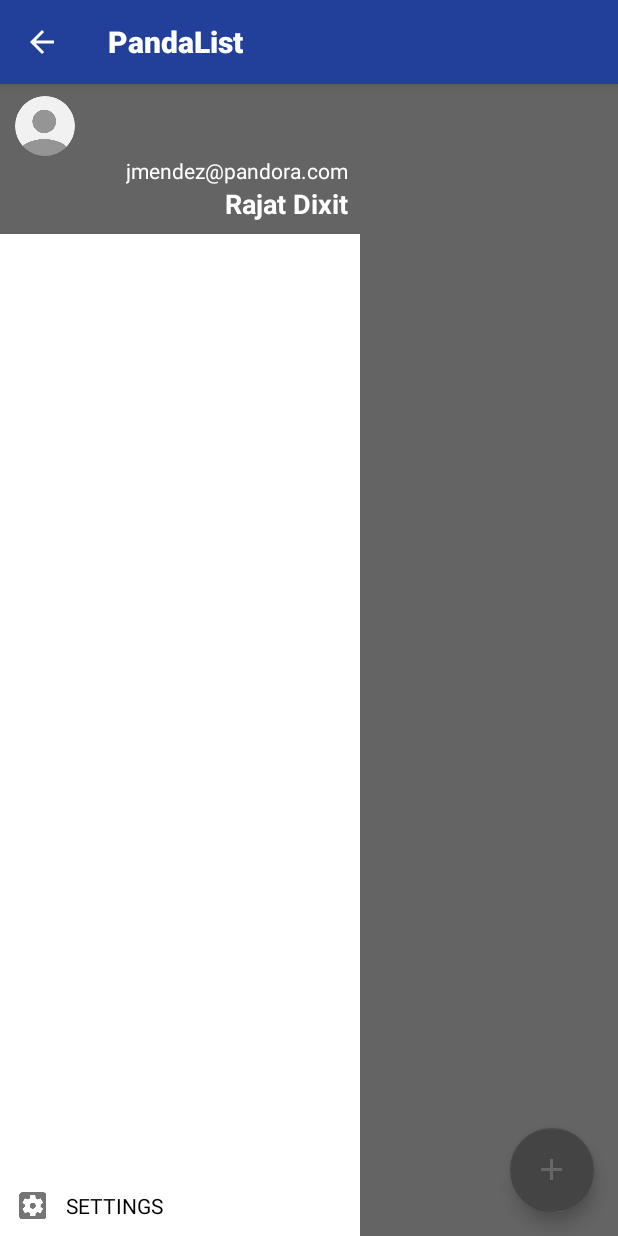
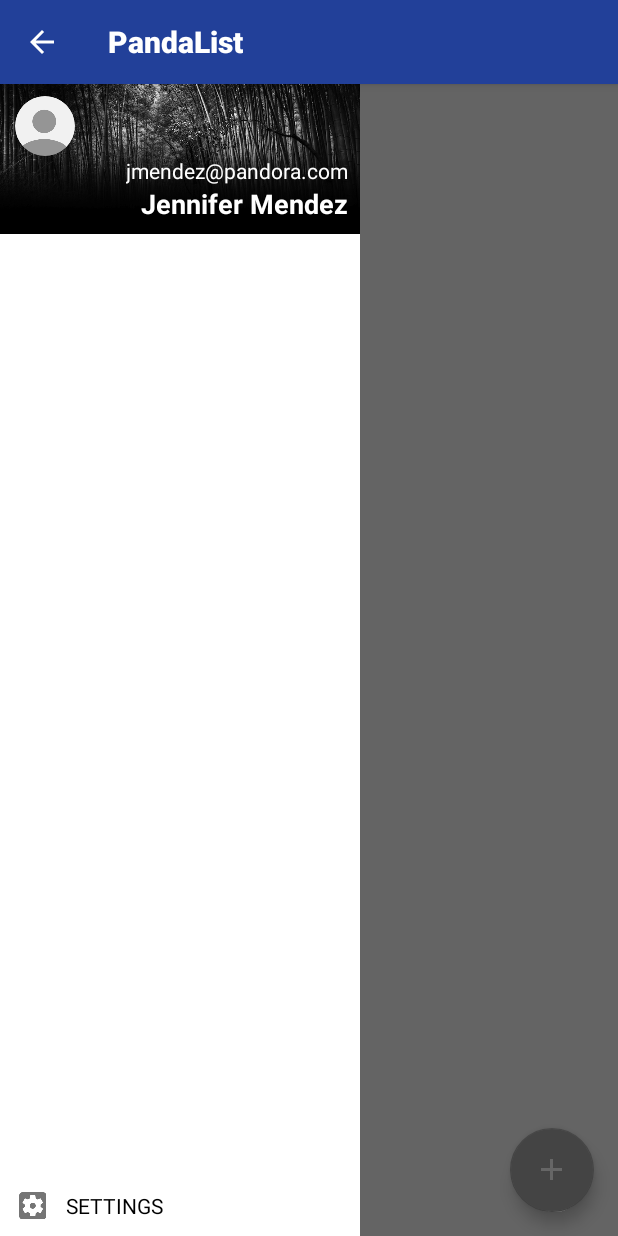
Before and after one commit to marcn/pandaslist, an Android app: the screen it shows after launch (PandaListActivity), after a tap on "GOOGLE SIGN IN", on a phone screen of 412 x 824 dp. Run offline under Robolectric (Android 15) with nearby library versions, the light colour scheme and no system bars; libraries missing offline, so code that uses them is left out: android.support.v7, com.keysolutions.ddpclient, com.melnykov.fab; plain views replace FloatingActionButton; pictures from the network do not load; 10 statements that could not run were skipped; 1 other tap on this screen came first.

Commit message:
recovering changes yay we are set

```diff
--- a/mobile/android/PandaList/app/src/main/AndroidManifest.xml
+++ b/mobile/android/PandaList/app/src/main/AndroidManifest.xml
@@ -38,6 +38,8 @@
         <activity
             android:name=".activity.LoginActivity"
             android:screenOrientation="portrait"
+            android:theme="@style/PandasAppTheme.BlackStatusBar"
+
             android:label="@string/app_name" >
             <intent-filter>
                 <action android:name="android.intent.action.MAIN" />
@@ -57,6 +59,7 @@
 
         <activity android:name=".activity.PandaListActivity"
             android:screenOrientation="portrait"
+
             android:label="PandaList" >
 
         </activity>
--- a/mobile/android/PandaList/app/src/main/java/com/pandora/hackathon/pandalist/fragment/ListingsFragment.java
+++ b/mobile/android/PandaList/app/src/main/java/com/pandora/hackathon/pandalist/fragment/ListingsFragment.java
@@ -1,6 +1,5 @@
 package com.pandora.hackathon.pandalist.fragment;
 
-import android.animation.ObjectAnimator;
 import android.app.Activity;
 import android.app.ActivityOptions;
 import android.app.Fragment;
@@ -10,7 +9,6 @@
 import android.net.Uri;
 import android.os.Bundle;
 import android.os.Handler;
-import android.support.v7.app.ActionBar;
 import android.support.v7.widget.DefaultItemAnimator;
 import android.support.v7.widget.GridLayoutManager;
 import android.support.v7.widget.RecyclerView;
@@ -337,7 +335,7 @@
         public void onScrolled(RecyclerView recyclerView, int dx, int dy) {
             super.onScrolled(recyclerView, dx, dy);
 
-            if (recyclerView.getScrollState() == RecyclerView.SCROLL_STATE_SETTLING) {
+        /*    if (recyclerView.getScrollState() == RecyclerView.SCROLL_STATE_SETTLING) {
                 globalScroll += dy;
 
 
@@ -358,7 +356,7 @@
                 }
 
 
-            }
+            }*/
         }
 
     };
--- a/mobile/android/PandaList/app/src/main/java/com/pandora/hackathon/pandalist/fragment/NavigationDrawerFragment.java
+++ b/mobile/android/PandaList/app/src/main/java/com/pandora/hackathon/pandalist/fragment/NavigationDrawerFragment.java
@@ -181,7 +181,7 @@
 
         if(extras != null) {
             TextView name = (TextView)(mProfileView.findViewById(R.id.profile_name));
-            name.setText("Rajat Dixit");
+            name.setText("Jennifer Mendez");
             TextView email = (TextView)mProfileView.findViewById(R.id.profile_email);
             email.setText(extras.getString("email"));
         }
--- a/mobile/android/PandaList/app/src/main/res/layout/fragment_navigation_drawer.xml
+++ b/mobile/android/PandaList/app/src/main/res/layout/fragment_navigation_drawer.xml
@@ -6,7 +6,6 @@
 
     <RelativeLayout
         android:id="@+id/profile_view"
-        android:backgroundTint="@color/abc_background_cache_hint_selector_material_light"
         android:layout_width="match_parent"
         android:layout_height="100dp"
         android:background="@drawable/bg_bamboo"
--- a/mobile/android/PandaList/app/src/main/res/values/styles.xml
+++ b/mobile/android/PandaList/app/src/main/res/values/styles.xml
@@ -34,6 +34,13 @@
         <item name="android:spinnerItemStyle">@style/SpinnerItem</item>
 
     </style>
+
+    <style name="PandasAppTheme.BlackStatusBar">
+        <item name="colorPrimaryDark">#000</item>
+
+    </style>
+
+
 
     <style name="PandasTheme.TranslucentActionBar" />
 
```
